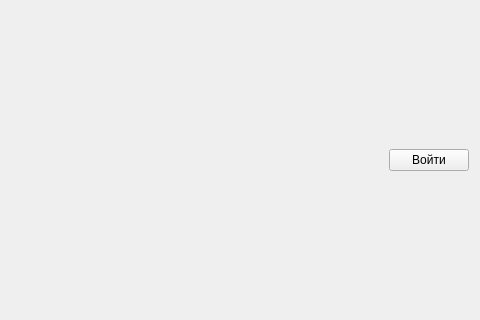
Old version of the form telegramNews.ui in the repository moevm/gui-1h2018-32; both pictures show x 420 to 900 and y 140 to 460 of the 900 by 600 pixel window.
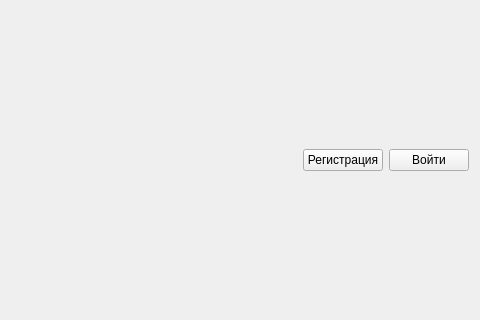
New version of the form.

The edit to the form file:
```diff
--- a/telegramNews.ui
+++ b/telegramNews.ui
@@ -49,6 +49,16 @@
        </property>
       </spacer>
      </item>
+     <item>
+      <widget class="QPushButton" name="pushButton_2">
+       <property name="enabled">
+        <bool>true</bool>
+       </property>
+       <property name="text">
+        <string>Регистрация</string>
+       </property>
+      </widget>
+     </item>
      <item>
       <widget class="QPushButton" name="pushButton">
        <property name="text">
```
